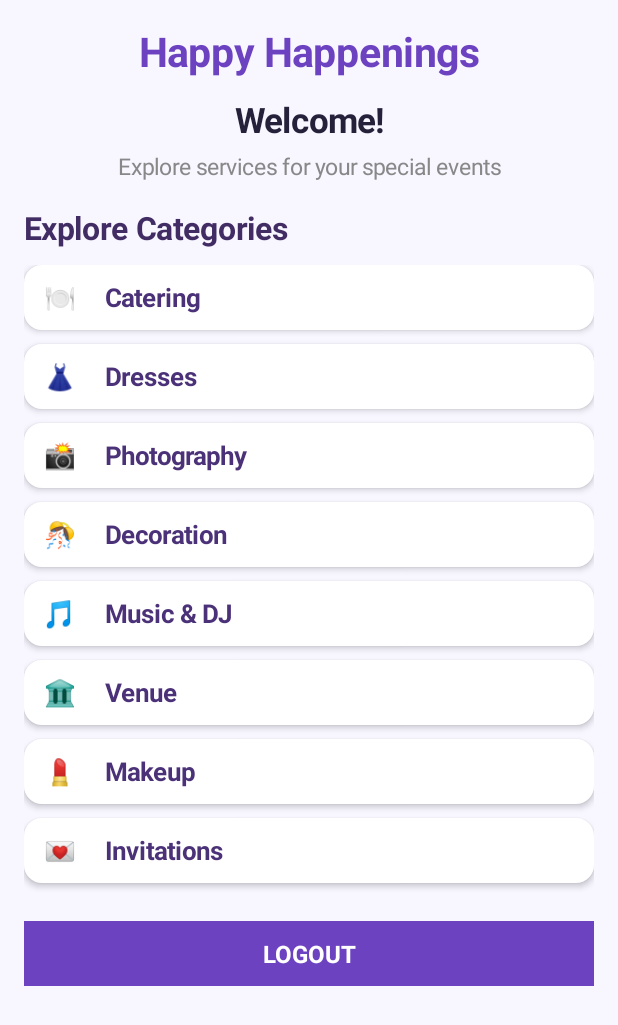
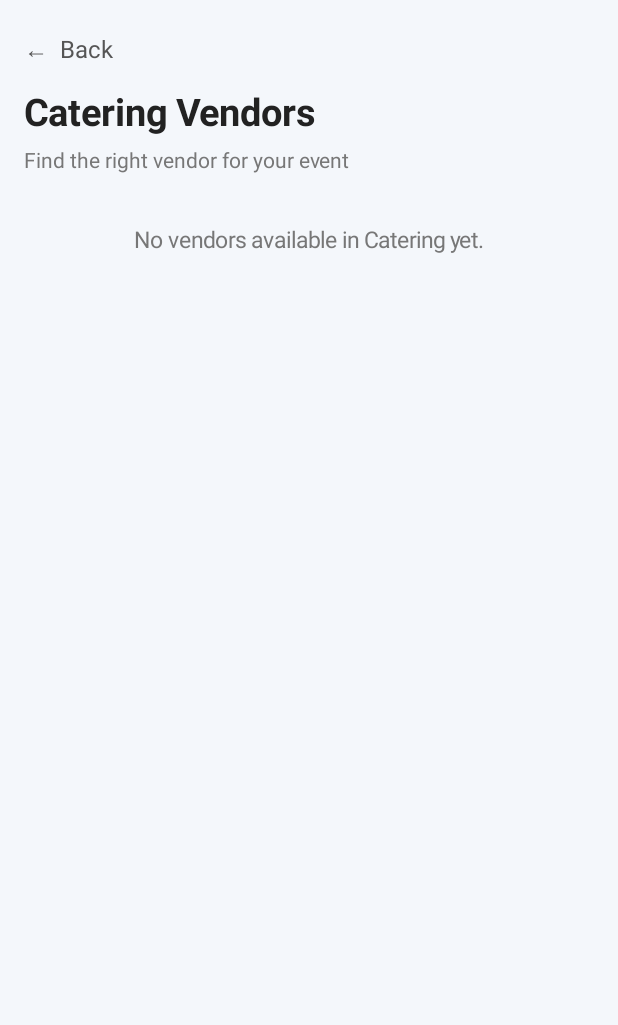
Before and after one commit to Archi2823/HappyHappenings, an Android app built with Jetpack Compose: the UserDashboardActivity screen opened directly, with no data from a screen before it, after a tap on an icon or button, on a phone screen of 412 x 824 dp. Shown: the top 1025 px of the screen. Run offline under Robolectric (Android 15) with nearby library versions, the phone set to English and light mode, and no system bars; our stand-ins replace Firebase (no records; nobody signed in at launch, a user with empty details on screens opened directly).

Commit message:
implemented On selecting a category, show list of vendors

```diff
--- a/app/src/main/AndroidManifest.xml
+++ b/app/src/main/AndroidManifest.xml
@@ -23,6 +23,10 @@
         <activity
             android:name=".VendorDashboardActivity"
             android:exported="false" />
+
+        <activity
+            android:name=".VendorsListActivity"
+            android:exported="false" />
         <activity
             android:name=".MainActivity"
             android:exported="true"
--- a/app/src/main/java/com/archi/happyhappenings/UserDashboardActivity.java
+++ b/app/src/main/java/com/archi/happyhappenings/UserDashboardActivity.java
@@ -176,14 +176,17 @@ public class UserDashboardActivity extends Activity {
         params.setMargins(0, 0, 0, 14);
         categoryCard.setLayoutParams(params);
 
-        // Category click
-        categoryCard.setOnClickListener(v ->
-                Toast.makeText(
-                        UserDashboardActivity.this,
-                        category + " selected",
-                        Toast.LENGTH_SHORT
-                ).show()
-        );
+        // Category click - open Vendors List
+        categoryCard.setOnClickListener(v -> {
+
+            Intent intent = new Intent(
+                    UserDashboardActivity.this,
+                    VendorsListActivity.class
+            );
+
+            intent.putExtra("category", category);
+            startActivity(intent);
+        });
 
         categoryContainer.addView(categoryCard);
     }
--- /dev/null
+++ b/app/src/main/java/com/archi/happyhappenings/VendorsListActivity.java
@@ -0,0 +1,179 @@
+
+package com.archi.happyhappenings;
+
+import android.app.Activity;
+import android.os.Bundle;
+import android.view.Gravity;
+import android.widget.LinearLayout;
+import android.widget.ScrollView;
+import android.widget.TextView;
+import android.widget.Toast;
+
+import androidx.core.content.ContextCompat;
+
+import com.google.firebase.firestore.FirebaseFirestore;
+
+public class VendorsListActivity extends Activity {
+
+    private LinearLayout vendorContainer;
+    private TextView tvStatus;
+    private String selectedCategory;
+
+    private FirebaseFirestore db;
+
+    @Override
+    protected void onCreate(Bundle savedInstanceState) {
+        super.onCreate(savedInstanceState);
+
+        selectedCategory = getIntent().getStringExtra("category");
+
+        db = FirebaseFirestore.getInstance();
+
+        if (selectedCategory == null || selectedCategory.trim().isEmpty()) {
+            Toast.makeText(this, "Category not found", Toast.LENGTH_SHORT).show();
+            finish();
+            return;
+        }
+
+        createScreen();
+        loadVendors();
+    }
+
+    private void createScreen() {
+
+        LinearLayout root = new LinearLayout(this);
+        root.setOrientation(LinearLayout.VERTICAL);
+        root.setBackgroundColor(0xFFF4F7FB);
+        root.setPadding(24, 24, 24, 24);
+
+        // Back button
+        TextView tvBack = new TextView(this);
+        tvBack.setText("←  Back");
+        tvBack.setTextSize(16);
+        tvBack.setTextColor(0xFF555555);
+        tvBack.setPadding(0, 8, 0, 20);
+        tvBack.setOnClickListener(v -> finish());
+
+        root.addView(tvBack);
+
+        // Heading
+        TextView tvHeading = new TextView(this);
+        tvHeading.setText(selectedCategory + " Vendors");
+        tvHeading.setTextSize(25);
+        tvHeading.setTextColor(0xFF222222);
+        tvHeading.setTypeface(null, android.graphics.Typeface.BOLD);
+
+        root.addView(tvHeading);
+
+        // Subtitle
+        TextView tvSubtitle = new TextView(this);
+        tvSubtitle.setText("Find the right vendor for your event");
+        tvSubtitle.setTextSize(14);
+        tvSubtitle.setTextColor(0xFF777777);
+        tvSubtitle.setPadding(0, 8, 0, 20);
+
+        root.addView(tvSubtitle);
+
+        // Status text
+        tvStatus = new TextView(this);
+        tvStatus.setText("Loading vendors...");
+        tvStatus.setTextSize(15);
+        tvStatus.setTextColor(0xFF777777);
+        tvStatus.setGravity(Gravity.CENTER);
+        tvStatus.setPadding(10, 30, 10, 30);
+
+        root.addView(tvStatus);
+
+        // Vendors container
+        vendorContainer = new LinearLayout(this);
+        vendorContainer.setOrientation(LinearLayout.VERTICAL);
+
+        ScrollView scrollView = new ScrollView(this);
+        scrollView.addView(vendorContainer);
+
+        root.addView(scrollView);
+
+        setContentView(root);
+    }
+
+    private void loadVendors() {
+
+        db.collection("vendors")
+                .whereEqualTo("category", selectedCategory)
+                .get()
+                .addOnSuccessListener(querySnapshot -> {
+
+                    vendorContainer.removeAllViews();
+
+                    if (querySnapshot.isEmpty()) {
+                        tvStatus.setText(
+                                "No vendors available in "
+                                        + selectedCategory
+                                        + " yet."
+                        );
+                        tvStatus.setVisibility(android.view.View.VISIBLE);
+                        return;
+                    }
+
+                    tvStatus.setVisibility(android.view.View.GONE);
+
+                    for (com.google.firebase.firestore.DocumentSnapshot document
+                            : querySnapshot.getDocuments()) {
+
+                        String vendorName = document.getString("name");
+
+                        if (vendorName == null || vendorName.trim().isEmpty()) {
+                            vendorName = "Vendor";
+                        }
+
+                        addVendorCard(vendorName);
+                    }
+                })
+                .addOnFailureListener(e -> {
+
+                    tvStatus.setText("Unable to load vendors.");
+                    tvStatus.setVisibility(android.view.View.VISIBLE);
+
+                    Toast.makeText(
+                            this,
+                            "Error: " + e.getMessage(),
+                            Toast.LENGTH_LONG
+                    ).show();
+                });
+    }
+
+    private void addVendorCard(String vendorName) {
+
+        LinearLayout card = new LinearLayout(this);
+        card.setOrientation(LinearLayout.VERTICAL);
+        card.setBackgroundColor(0xFFFFFFFF);
+        card.setPadding(20, 20, 20, 20);
+
+        LinearLayout.LayoutParams cardParams =
+                new LinearLayout.LayoutParams(
+                        LinearLayout.LayoutParams.MATCH_PARENT,
+                        LinearLayout.LayoutParams.WRAP_CONTENT
+                );
+
+        cardParams.setMargins(0, 0, 0, 16);
+        card.setLayoutParams(cardParams);
+
+        TextView tvVendorName = new TextView(this);
+        tvVendorName.setText(vendorName);
+        tvVendorName.setTextSize(18);
+        tvVendorName.setTypeface(null, android.graphics.Typeface.BOLD);
+        tvVendorName.setTextColor(0xFF222222);
+
+        card.addView(tvVendorName);
+
+        TextView tvCategory = new TextView(this);
+        tvCategory.setText(selectedCategory);
+        tvCategory.setTextSize(14);
+        tvCategory.setTextColor(0xFF777777);
+        tvCategory.setPadding(0, 8, 0, 0);
+
+        card.addView(tvCategory);
+
+        vendorContainer.addView(card);
+    }
+}
```
Also changed, not shown: app/src/main/java/com/archi/happyhappenings/MainActivity.java (+155 -24 lines), app/src/main/res/layout/activity_main.xml (+11 -0 lines).
